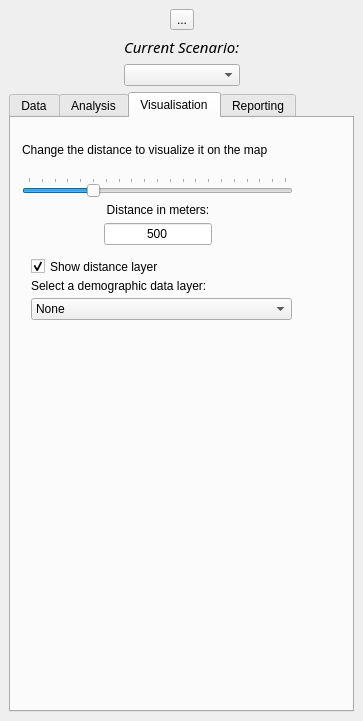
Qt form PASCAL2/spatial_decision_dockwidget_base.ui (SimonGriffioen/GEO1005) before a commit.
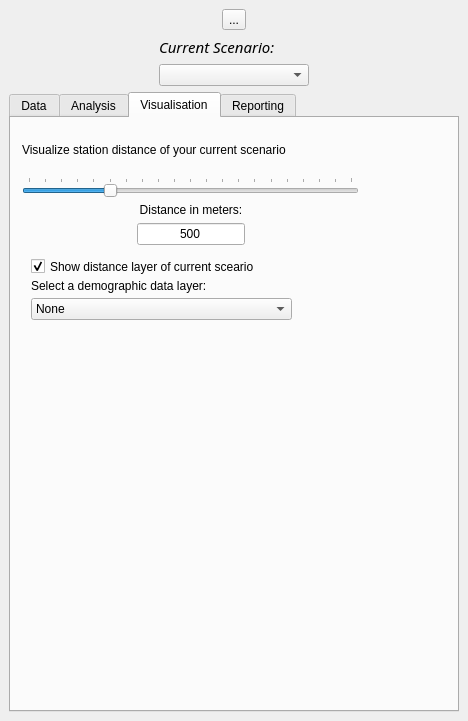
The same form after that commit. The open tabs and pages were chosen to show the change.

Patch:
```diff
--- a/PASCAL2/spatial_decision_dockwidget_base.ui
+++ b/PASCAL2/spatial_decision_dockwidget_base.ui
@@ -6,7 +6,7 @@
    <rect>
     <x>0</x>
     <y>0</y>
-    <width>363</width>
+    <width>468</width>
     <height>721</height>
    </rect>
   </property>
@@ -18,7 +18,7 @@
   </property>
   <property name="minimumSize">
    <size>
-    <width>363</width>
+    <width>372</width>
     <height>503</height>
    </size>
   </property>
@@ -642,7 +642,7 @@
          <rect>
           <x>11</x>
           <y>11</y>
-          <width>271</width>
+          <width>337</width>
           <height>116</height>
          </rect>
         </property>
@@ -656,7 +656,7 @@
             </sizepolicy>
            </property>
            <property name="text">
-            <string>Change the distance to visualize it on the map</string>
+            <string>&lt;html&gt;&lt;head/&gt;&lt;body&gt;&lt;p&gt;Visualize station distance of your current scenario&lt;/p&gt;&lt;/body&gt;&lt;/html&gt;</string>
            </property>
           </widget>
          </item>
@@ -761,12 +761,12 @@
          <rect>
           <x>20</x>
           <y>140</y>
-          <width>161</width>
+          <width>321</width>
           <height>17</height>
          </rect>
         </property>
         <property name="text">
-         <string>Show distance layer</string>
+         <string>Show distance layer of current sceario</string>
         </property>
         <property name="checked">
          <bool>true</bool>
@@ -812,7 +812,7 @@
          <rect>
           <x>20</x>
           <y>160</y>
-          <width>211</width>
+          <width>261</width>
           <height>16</height>
          </rect>
         </property>
```
Left out of the diff: 10 changed lines with no effect on the pictures.
